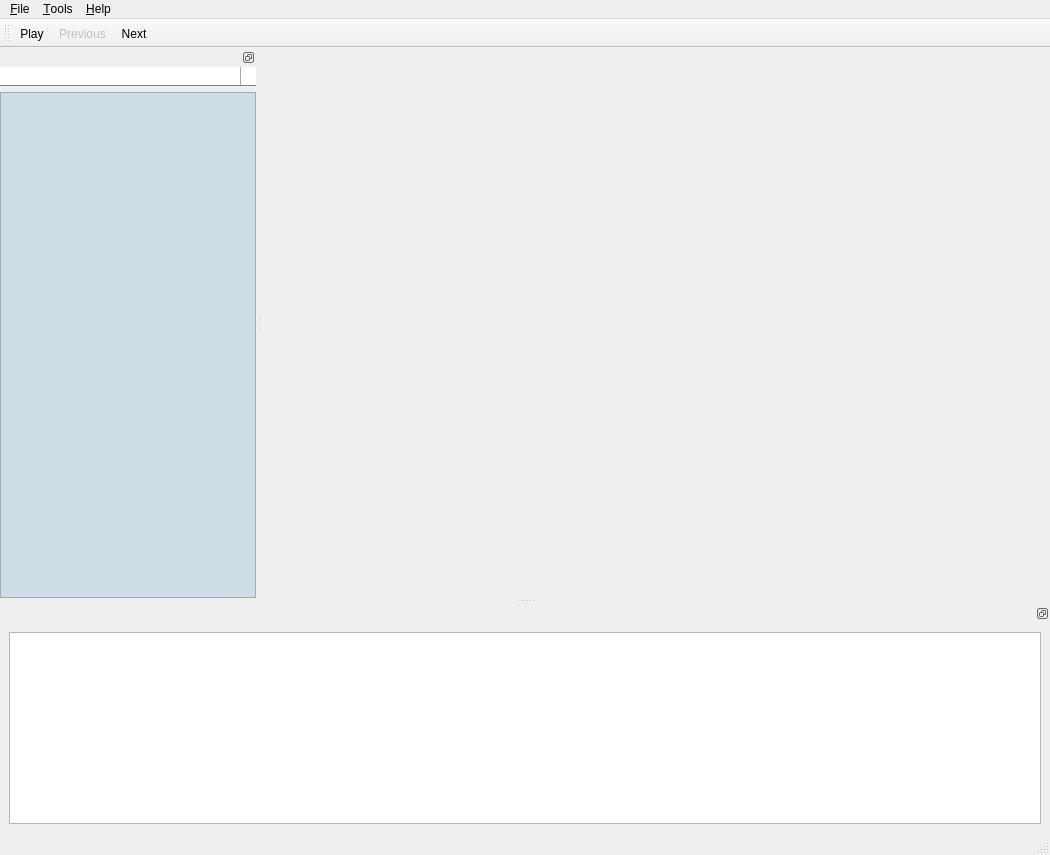
Old version of the form Iguana/QtGUI/src/IgMainWindowMDI.1.0.ui in the repository cms-outreach/ispy.
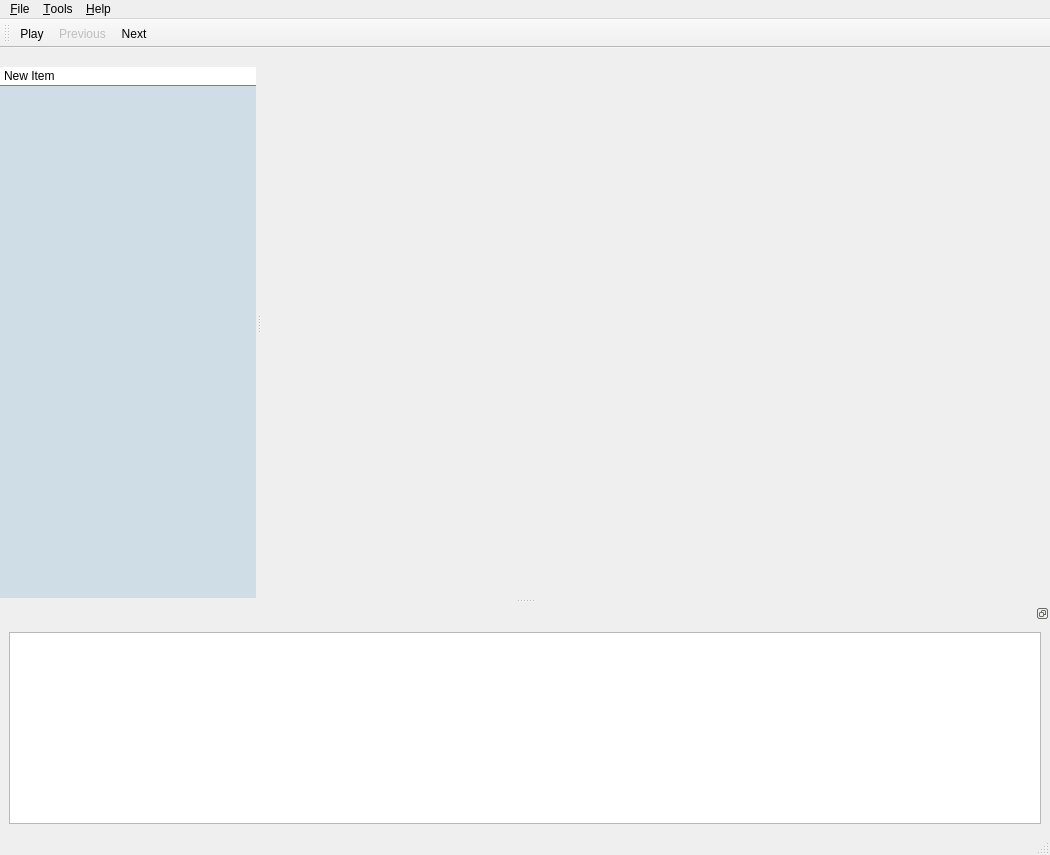
New version of the form. Icons and pictures are not drawn.

Patch:
```diff
--- a/Iguana/QtGUI/src/IgMainWindowMDI.1.0.ui
+++ b/Iguana/QtGUI/src/IgMainWindowMDI.1.0.ui
@@ -98,16 +98,27 @@
   </widget>
   <widget class="QDockWidget" name="dockTreeWidget">
    <property name="features">
-    <set>QDockWidget::DockWidgetFloatable|QDockWidget::DockWidgetMovable</set>
+    <set>QDockWidget::DockWidgetMovable</set>
    </property>
    <attribute name="dockWidgetArea">
     <number>1</number>
    </attribute>
    <widget class="QWidget" name="dockTreeWidgetContents">
+    <property name="styleSheet">
+     <string notr="true">#dockTreeWidgetContents {
+background-color: #cfdde6;
+margin: 0px;
+padding: 0px;
+spacing: 0px;
+}</string>
+    </property>
     <layout class="QGridLayout" name="gridLayout_3">
      <property name="margin">
       <number>0</number>
      </property>
+     <property name="spacing">
+      <number>-1</number>
+     </property>
      <item row="1" column="0">
       <widget class="QTreeWidget" name="treeWidget">
        <property name="styleSheet">
@@ -115,6 +126,7 @@
 background-color: #cfdde6;
 alternate-background-color: #cfdde6;
 	margin: 0px;
+    border: 0px;
 }
 
  QTreeView {
@@ -140,6 +152,15 @@
  }
 </string>
        </property>
+       <property name="frameShape">
+        <enum>QFrame::NoFrame</enum>
+       </property>
+       <property name="frameShadow">
+        <enum>QFrame::Plain</enum>
+       </property>
+       <property name="lineWidth">
+        <number>0</number>
+       </property>
        <property name="horizontalScrollBarPolicy">
         <enum>Qt::ScrollBarAsNeeded</enum>
        </property>
@@ -192,58 +213,123 @@
      </item>
      <item row="0" column="0">
       <widget class="QComboBox" name="viewSelector">
+       <property name="enabled">
+        <bool>true</bool>
+       </property>
+       <property name="focusPolicy">
+        <enum>Qt::ClickFocus</enum>
+       </property>
        <property name="styleSheet">
-        <string notr="true"> QComboBox {
+        <string notr="true">QComboBox {
      border-bottom: 1px solid gray;
      border-radius: 0px;
-     padding: 1px 18px 1px 3px;
-     min-width: 6em;
+     padding: 1px 18px 1px 4px;
  }
 
- QComboBox:editable {
-     background: white;
+QComboBox::drop-down {
+  subcontrol-origin: padding;
+  subcontrol-position: top right;
+  width: 15px;
+  border-width: 0px;
+}
+
+QComboBox::down-arrow {
+  image: url(:/images/stylesheet-branch-open.png);
+  width: 8px;
+}
+/*
+ QComboBox:!editable, QComboBox::drop-down:editable {
+      background-color : qlineargradient(x1: 0, y1: 0, x2: 0, y2: 1,
+                                  stop: 0 #FDFDFD, stop: 0.5 #FFFFFF,
+                                  stop: 0.5 #ECECEC, stop: 1.0 #F7F7F7);
  }
 
+ QComboBox:!editable {
+     background-color: black;
+ }
+
  QComboBox:!editable, QComboBox::drop-down:editable {
-      background: qlineargradient(x1: 0, y1: 0, x2: 0, y2: 1,
-                                  stop: 0 #E1E1E1, stop: 0.4 #DDDDDD,
-                                  stop: 0.5 #D8D8D8, stop: 1.0 #D3D3D3);
+      background-color : qlineargradient(x1: 0, y1: 0, x2: 0, y2: 1,
+                                  stop: 0 #FDFDFD, stop: 0.5 #FFFFFF,
+                                  stop: 0.5 #ECECEC, stop: 1.0 #F7F7F7);
  }
 
- /* QComboBox gets the &quot;on&quot; state when the popup is open */
- QComboBox:!editable:on, QComboBox::drop-down:editable:on {
-     background: qlineargradient(x1: 0, y1: 0, x2: 0, y2: 1,
+ QComboBox:!editable:on {
+    background-color: qlineargradient(x1: 0, y1: 0, x2: 0, y2: 1,
                                  stop: 0 #D3D3D3, stop: 0.4 #D8D8D8,
                                  stop: 0.5 #DDDDDD, stop: 1.0 #E1E1E1);
- }
+}
 
- QComboBox:on { /* shift the text when the popup opens */
-     padding-top: 3px;
-     padding-left: 4px;
- }
+QComboBox:!editable:on QAbstractItemView:hover {
+    background-color: #FDFDFD;
+	color: #000000;
+selection-background-color: #000000;
+}
 
- QComboBox::drop-down {
-     subcontrol-origin: padding;
-     subcontrol-position: top right;
-     width: 15px;
+QComboBox::drop-down:editable:on {
+  color: black;
+  background-color: qlineargradient(x1: 0, y1: 0, x2: 0, y2: 1,
+                                 stop: 0 #D3D3D3, stop: 0.4 #D8D8D8,
+                                 stop: 0.5 #DDDDDD, stop: 1.0 #E1E1E1);
 
-     border-left-width: 1px;
-     border-left-color: darkgray;
-     border-left-style: solid; /* just a single line */
-     border-top-right-radius: 3px; /* same radius as the QComboBox */
-     border-bottom-right-radius: 3px;
- }
+}
 
- QComboBox::down-arrow {
-     image: url(/usr/share/icons/crystalsvg/16x16/actions/1downarrow.png);
- }
+QComboBox:on { 
+  padding-top: 3px;
+  padding-left: 4px;
+}
 
- QComboBox::down-arrow:on { /* shift the arrow when popup is open */
-     top: 1px;
-     left: 1px;
- }
-</string>
+QComboBox::drop-down {
+  subcontrol-origin: padding;
+  subcontrol-position: top right;
+  width: 15px;
+  border-width: 0px;
+}
+
+QComboBox::down-arrow {
+  image: url(:/images/stylesheet-branch-open.png);
+  width: 8px;
+}
+
+QComboBox::down-arrow:on { 
+  top: 1px;
+  left: 1px;
+}
+
+QComboBox QListView { 
+     color: blue;
+     background-color: white;
+     selection-color: gray;
+     selection-background-color: cyan;
+}
+
+QComboBox QAbstractItemView 
+{
+  selection-background-color: #00ff00;
+  selection-color: #000000;
+  background-color:  #FDFDFD;
+}
+
+ QComboBox QAbstractItemView:hover {
+    selection-background-color: #00ff00;
+    background-color:  #FD0000;
+ }*/</string>
        </property>
+       <item>
+        <property name="text">
+         <string>New Item</string>
+        </property>
+       </item>
+       <item>
+        <property name="text">
+         <string>New Item</string>
+        </property>
+       </item>
+       <item>
+        <property name="text">
+         <string>New Item</string>
+        </property>
+       </item>
       </widget>
      </item>
     </layout>
```
Left out of the diff: 3 changed lines with no effect on the pictures.
